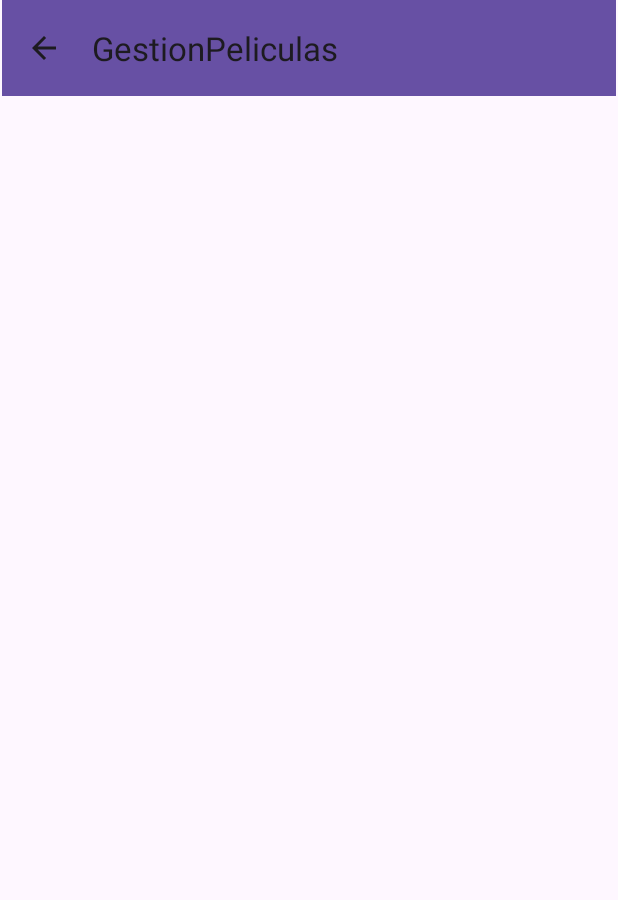
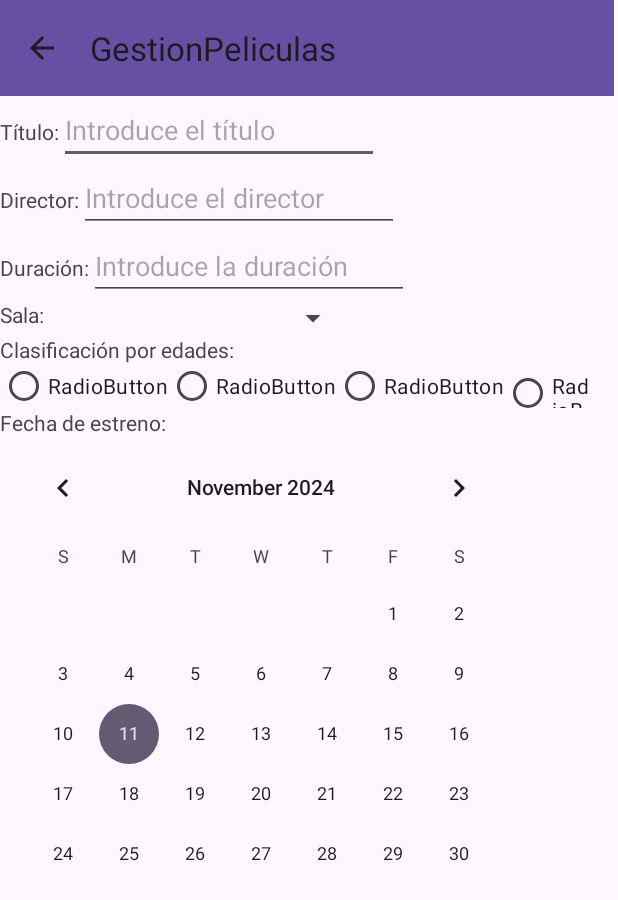
Before and after one commit to Adrisedona/EjercicioPeliculasAndroid, an Android app: the NuevaPelicula screen opened directly, with no data from a screen before it, on a phone screen of 412 x 824 dp. Shown: the top 900 px of the screen. Run offline under Robolectric (Android 15) with nearby library versions, the phone set to English and light mode, and no system bars.

Commit message:
11/11/2024 creacion nueva pelicula por la mitad

```diff
--- a/app/src/main/res/layout/activity_nueva_pelicula.xml
+++ b/app/src/main/res/layout/activity_nueva_pelicula.xml
@@ -1,10 +1,11 @@
 <?xml version="1.0" encoding="utf-8"?>
-<androidx.constraintlayout.widget.ConstraintLayout xmlns:android="http://schemas.android.com/apk/res/android"
+<LinearLayout xmlns:android="http://schemas.android.com/apk/res/android"
     xmlns:app="http://schemas.android.com/apk/res-auto"
     xmlns:tools="http://schemas.android.com/tools"
     android:id="@+id/main"
     android:layout_width="match_parent"
     android:layout_height="match_parent"
+    android:orientation="vertical"
     tools:context=".NuevaPelicula">
 
     <androidx.appcompat.widget.Toolbar
@@ -13,8 +14,131 @@
         android:layout_height="wrap_content"
         android:background="?attr/colorPrimary"
         android:minHeight="?attr/actionBarSize"
-        android:theme="?attr/actionBarTheme"
-        app:layout_constraintEnd_toEndOf="parent"
-        app:layout_constraintStart_toStartOf="parent"
-        app:layout_constraintTop_toTopOf="parent" />
-</androidx.constraintlayout.widget.ConstraintLayout>
+        android:theme="?attr/actionBarTheme" />
+
+    <LinearLayout
+        android:layout_width="match_parent"
+        android:layout_height="wrap_content"
+        android:orientation="horizontal">
+
+        <TextView
+            android:id="@+id/txtTitulo"
+            android:layout_width="wrap_content"
+            android:layout_height="wrap_content"
+            android:text="Título:" />
+
+        <EditText
+            android:id="@+id/dtxtTitulo"
+            android:layout_width="wrap_content"
+            android:layout_height="wrap_content"
+            android:ems="10"
+            android:hint="Introduce el título"
+            android:inputType="text" />
+    </LinearLayout>
+
+    <LinearLayout
+        android:layout_width="match_parent"
+        android:layout_height="wrap_content"
+        android:orientation="horizontal">
+
+        <TextView
+            android:id="@+id/txtDirector"
+            android:layout_width="wrap_content"
+            android:layout_height="wrap_content"
+            android:text="Director:" />
+
+        <EditText
+            android:id="@+id/dtxtDirector"
+            android:layout_width="wrap_content"
+            android:layout_height="wrap_content"
+            android:ems="10"
+            android:hint="Introduce el director"
+            android:inputType="text" />
+
+    </LinearLayout>
+
+    <LinearLayout
+        android:layout_width="match_parent"
+        android:layout_height="wrap_content"
+        android:orientation="horizontal">
+
+        <TextView
+            android:id="@+id/txtDuracion"
+            android:layout_width="wrap_content"
+            android:layout_height="wrap_content"
+            android:text="Duración:" />
+
+        <EditText
+            android:id="@+id/dtxtDuracion"
+            android:layout_width="wrap_content"
+            android:layout_height="wrap_content"
+            android:ems="10"
+            android:hint="Introduce la duración"
+            android:inputType="number" />
+    </LinearLayout>
+
+    <LinearLayout
+        android:layout_width="match_parent"
+        android:layout_height="wrap_content"
+        android:orientation="horizontal">
+
+        <TextView
+            android:id="@+id/txtSala"
+            android:layout_width="wrap_content"
+            android:layout_height="wrap_content"
+            android:text="Sala:" />
+
+        <Spinner
+            android:id="@+id/spinner"
+            android:layout_width="203dp"
+            android:layout_height="23dp" />
+    </LinearLayout>
+
+    <TextView
+        android:id="@+id/txtClasificacionEdades"
+        android:layout_width="wrap_content"
+        android:layout_height="wrap_content"
+        android:text="Clasificación por edades:" />
+
+    <RadioGroup
+        android:layout_width="394dp"
+        android:layout_height="29dp"
+        android:orientation="horizontal">
+
+        <RadioButton
+            android:id="@+id/radioButton"
+            android:layout_width="wrap_content"
+            android:layout_height="match_parent"
+            android:text="RadioButton" />
+
+        <RadioButton
+            android:id="@+id/radioButton4"
+            android:layout_width="wrap_content"
+            android:layout_height="wrap_content"
+            android:text="RadioButton" />
+
+        <RadioButton
+            android:id="@+id/radioButton3"
+            android:layout_width="wrap_content"
+            android:layout_height="wrap_content"
+            android:text="RadioButton" />
+
+        <RadioButton
+            android:id="@+id/radioButton2"
+            android:layout_width="wrap_content"
+            android:layout_height="wrap_content"
+            android:text="RadioButton" />
+    </RadioGroup>
+
+    <TextView
+        android:id="@+id/txtFechaEstreno"
+        android:layout_width="wrap_content"
+        android:layout_height="wrap_content"
+        android:text="Fecha de estreno:" />
+
+    <CalendarView
+        android:id="@+id/calendarView"
+        android:layout_width="wrap_content"
+        android:layout_height="wrap_content" />
+
+</LinearLayout>
```
Also changed, not shown: app/src/main/java/com/example/gestionpeliculas/MainActivity.java (+26 -6 lines), app/src/main/java/com/example/gestionpeliculas/Pelicula.java (+8 -0 lines), app/src/main/java/com/example/gestionpeliculas/SelecFavoritos.java (+47 -0 lines), app/src/main/res/layout/activity_selec_favoritos.xml (+9 -0 lines), app/src/main/res/layout/celda.xml (+14 -5 lines), app/src/main/res/menu/menu_con_guardado.xml (added, +10 -0 lines).
